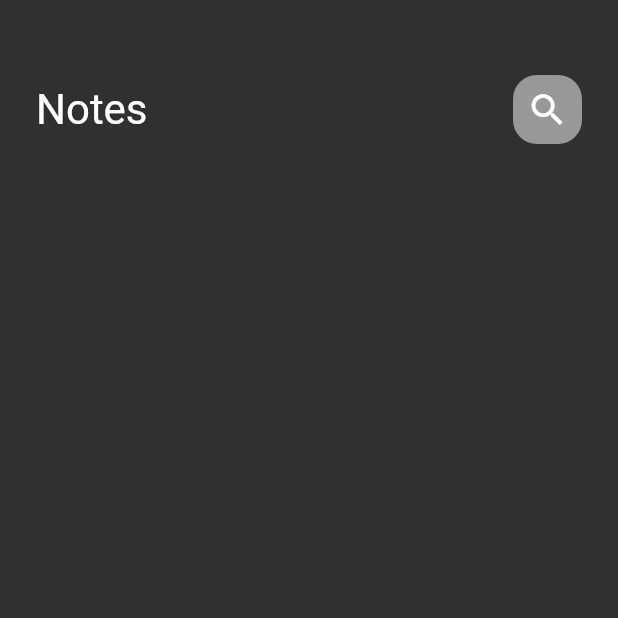
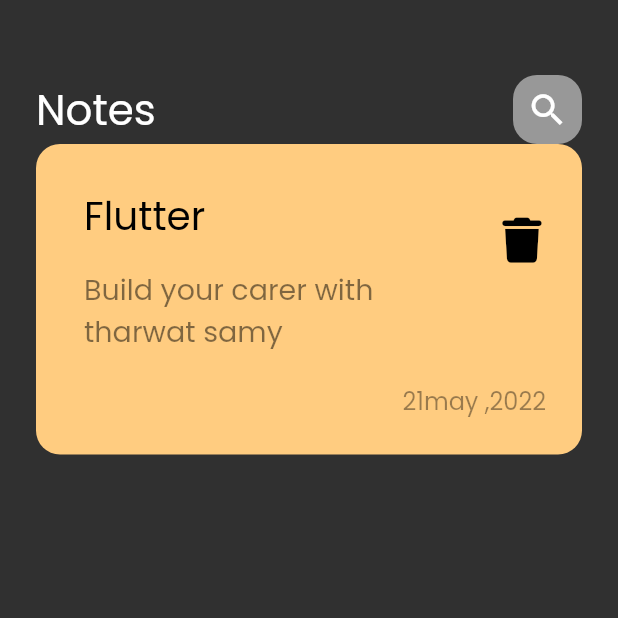
Before and after one commit to mohamedAlaa-CS/Notes_app, a Flutter app: the screen it shows after launch, on a phone screen of 412 x 824 dp, the top half of it. Run offline on Flutter 3.47's test engine with Material 2 defaults, Android fonts, the phone set to English and light mode, and no system bars; our stand-ins replace font_awesome_flutter.

Commit message:
customNoteItem

```diff
--- a/lib/main.dart
+++ b/lib/main.dart
@@ -15,6 +15,7 @@ class MyApp extends StatelessWidget {
       debugShowCheckedModeBanner: false,
       theme: ThemeData(
         brightness: Brightness.dark,
+        fontFamily: 'Poppins',
       ),
 
       home: const NotesView(),
--- /dev/null
+++ b/lib/views/Widget/custom_notes_item.dart
@@ -0,0 +1,37 @@
+
+import 'package:flutter/material.dart';
+import 'package:font_awesome_flutter/font_awesome_flutter.dart';
+
+class NotesItem extends StatelessWidget {
+  const NotesItem({Key? key}) : super(key: key);
+
+  @override
+  Widget build(BuildContext context) {
+    return  Container(
+      padding: const EdgeInsets.only(top: 24, bottom: 24, left: 16) ,
+      decoration: BoxDecoration(
+        color: const Color(0xffFFCC80),
+        borderRadius: BorderRadius.circular(16),
+
+      ),
+      child: Column(
+        crossAxisAlignment: CrossAxisAlignment.end,
+        children: [
+          ListTile(
+            title:const  Text('Flutter ',style:TextStyle(color: Colors.black,fontSize: 26)),
+            subtitle: Padding(
+              padding: const EdgeInsets.only(top: 16, bottom: 16),
+              child: Text('Build your carer with tharwat samy',style:TextStyle(color: Colors.black.withOpacity(0.5),fontSize: 19),),
+            ),
+            trailing: IconButton(onPressed: (){},icon: const Icon(FontAwesomeIcons.trash,size: 30,),color: Colors.black,),
+          ),
+          Padding(
+            padding: const EdgeInsets.only(right: 24),
+            child: Text('21may ,2022',style:TextStyle(color: Colors.black.withOpacity(0.4),fontSize: 16)),
+          ),
+
+        ],
+      ),
+    );
+  }
+}
--- a/lib/views/Widget/custom_search_icon.dart
+++ b/lib/views/Widget/custom_search_icon.dart
@@ -13,7 +13,7 @@ class CustomSearchIcon extends StatelessWidget {
           borderRadius: BorderRadius.circular(16),
           color:Colors.white.withOpacity(0.5),
         ),
-        child: Center(child: Icon(Icons.search,size: 28,) ));
+        child:const Center(child: Icon(Icons.search,size: 28,) ));
 
   }
 }
--- a/lib/views/Widget/notes_view_body.dart
+++ b/lib/views/Widget/notes_view_body.dart
@@ -1,6 +1,8 @@
 import 'package:flutter/cupertino.dart';
+import 'package:flutter/material.dart';
 
 import 'custom_app_bar.dart';
+import 'custom_notes_item.dart';
 
 class NotesViewBody extends StatelessWidget {
   const NotesViewBody({Key? key}) : super(key: key);
@@ -13,6 +15,7 @@ class NotesViewBody extends StatelessWidget {
       children:  [
         SizedBox(height: 50,),
         CustomAppBar(),
+        NotesItem()
       ],),
     );
   }
--- a/lib/views/notes_views.dart
+++ b/lib/views/notes_views.dart
@@ -8,7 +8,7 @@ class NotesView extends StatelessWidget {
 
   @override
   Widget build(BuildContext context) {
-    return Scaffold(
+    return const Scaffold(
       body: NotesViewBody(),
     );
   }
```
Also changed, not shown: pubspec.yaml (+8 -11 lines), assets/font/Poppins-Regular.ttf (added), pubspec.lock.
